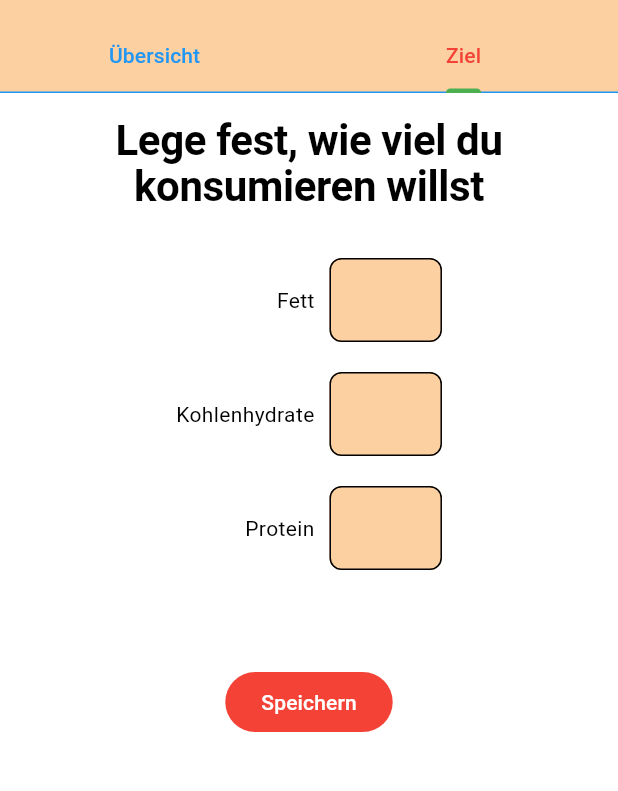
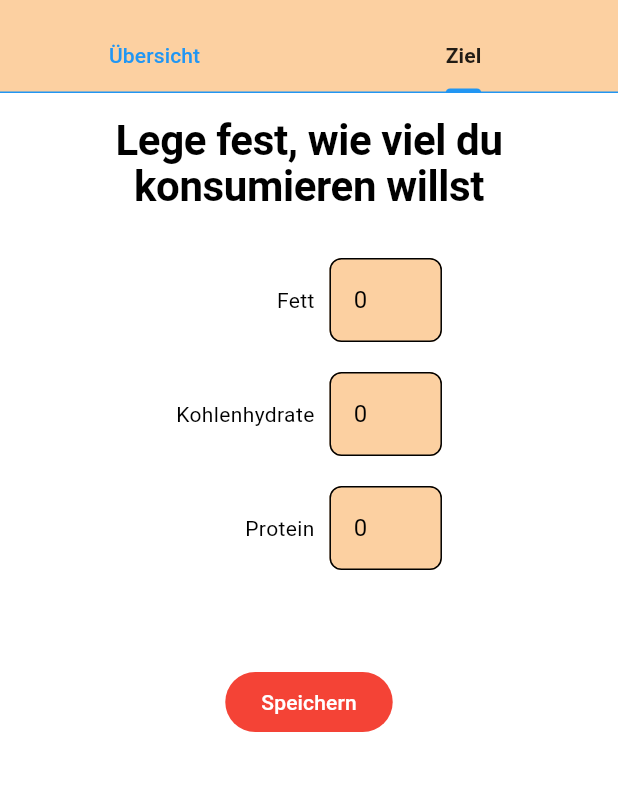
Before and after one commit to Arif043/Meal-Tracker, a Flutter app: the screen it shows after launch, on a phone screen of 412 x 824 dp, the part 63-854 px from its top. Run offline on Flutter 3.47's test engine with Material 3 defaults, Android fonts, the phone set to English and light mode, and no system bars; our stand-ins replace bloc, bloc_concurrency, flutter_bloc, flutter_secure_storage, get_it, isar and 3 more; accounts and stored records are empty; generated files the repository leaves out were written again; Roboto replaces fonts that are missing (Rubik).

Commit message:
changed theme and some other stuff

```diff
--- a/lib/application/home/add/add_state.dart
+++ b/lib/application/home/add/add_state.dart
@@ -8,7 +8,9 @@ sealed class AddState {
 
 final class AddInitial extends AddState {}
 final class AddShowRecommendation extends AddState {}
-final class AddLoading extends AddState {}
+final class AddLoading extends AddState {
+  AddLoading({required super.searchInput});
+}
 final class AddShowDetails extends AddState {
   final List<Food> requestedFoods;
   final int index;
@@ -33,6 +35,7 @@ final class AddError extends AddState {
 
   const AddError({
     required this.failure,
+    required super.searchInput
   });
 
 }
--- a/lib/application/target/target_event.dart
+++ b/lib/application/target/target_event.dart
@@ -6,7 +6,7 @@ sealed class TargetEvent {
 }
 
 final class TargetValuesUpdated extends TargetEvent{
-  final double fat, carbs, protein;
+  final int fat, carbs, protein;
 
   const TargetValuesUpdated({
     required this.fat,
--- a/lib/application/target/target_state.dart
+++ b/lib/application/target/target_state.dart
@@ -1,7 +1,7 @@
 part of 'target_bloc.dart';
 
 class TargetState {
-  final double fat, carbs, protein;
+  final int fat, carbs, protein;
 
   const TargetState({
     required this.fat,
--- a/lib/domain/failures/failures.dart
+++ b/lib/domain/failures/failures.dart
@@ -6,7 +6,7 @@ class ProductFailure extends Failure{
 }
 class ServerFailure extends Failure {
   @override
-  String toString() => 'Verbindung wurder unterbrochen';
+  String toString() => 'Verbindung wurde unterbrochen';
 }
 class GeneralFailure extends Failure{
   @override
--- a/lib/presentation/core/theme.dart
+++ b/lib/presentation/core/theme.dart
@@ -75,8 +75,8 @@ final InputDecorationTheme inputDecorationTheme = InputDecorationTheme(
 
 final TabBarThemeData lightTabBarTheme = TabBarThemeData(
   dividerColor: Colors.blue,
-  indicatorColor: Colors.green,
-  labelStyle: lightBodyText,
+  indicatorColor: Colors.blue,
+  labelStyle: lightBodyText.copyWith(color: Colors.black87, fontWeight: FontWeight.bold),
   unselectedLabelStyle: TextStyle(color: Colors.blue),
 );
 
--- a/lib/presentation/overview_without_target.dart
+++ b/lib/presentation/overview_without_target.dart
@@ -41,19 +41,19 @@ class OverviewWithoutTarget extends StatelessWidget {
                             style: lightHeadingText.copyWith(
                               color: containerTextColorLight,
                             ),
-                            "Kohlenhydrate ${pretty(carbs)}g${state.carbs != 0 ? ' / ${pretty(state.carbs)}g' : ''}",
+                            "Kohlenhydrate ${pretty(carbs)}g${state.carbs != 0 ? ' / ${state.carbs}g' : ''}",
                           ),
                           Text(
                             style: lightHeadingText.copyWith(
                               color: containerTextColorLight,
                             ),
-                            "Fett ${pretty(fat)}g${state.fat != 0 ? ' / ${pretty(state.fat)}g' : ''}",
+                            "Fett ${pretty(fat)}g${state.fat != 0 ? ' / ${state.fat}g' : ''}",
                           ),
                           Text(
                             style: lightHeadingText.copyWith(
                               color: containerTextColorLight,
                             ),
-                            "Protein ${pretty(protein)}g${state.protein != 0 ? ' / ${pretty(state.protein)}g' : ''}",
+                            "Protein ${pretty(protein)}g${state.protein != 0 ? ' / ${state.protein}g' : ''}",
                           ),
                         ],
                       );
--- a/lib/presentation/search_dialog.dart
+++ b/lib/presentation/search_dialog.dart
@@ -163,6 +163,8 @@ class _SearchDialogState extends State<SearchDialog> {
                 mainAxisAlignment: MainAxisAlignment.center,
                 mainAxisSize: MainAxisSize.min,
                 children: [
+                  _searchField(context, state.searchInput),
+                  SizedBox(height: 10,),
                   const Icon(Icons.error, size: 40, color: Colors.redAccent),
                   const SizedBox(height: 20),
                   Text(
--- a/lib/presentation/target_page.dart
+++ b/lib/presentation/target_page.dart
@@ -17,9 +17,13 @@ class _TargetPageState extends State<TargetPage> {
   @override
   void initState() {
     super.initState();
-    _fatCtr = TextEditingController();
-    _proteinCtr = TextEditingController();
-    _carbsCtr = TextEditingController();
+    final state = context.read<TargetBloc>().state;
+    final fat = state.fat;
+    final carbs = state.carbs;
+    final protein = state.protein;
+    _fatCtr = TextEditingController(text: fat.toString());
+    _proteinCtr = TextEditingController(text: protein.toString());
+    _carbsCtr = TextEditingController(text: carbs.toString());
   }
 
   @override
@@ -87,9 +91,9 @@ class _TargetPageState extends State<TargetPage> {
               onPressed: () {
                 context.read<TargetBloc>().add(
                   TargetValuesUpdated(
-                    fat: double.parse(_fatCtr.text),
-                    carbs: double.parse(_carbsCtr.text),
-                    protein: double.parse(_proteinCtr.text),
+                    fat: int.parse(_fatCtr.text),
+                    carbs: int.parse(_carbsCtr.text),
+                    protein: int.parse(_proteinCtr.text),
                   ),
                 );
                 ScaffoldMessenger.of(context).showSnackBar(SnackBar(content: Text("Ziel gespeichert"), backgroundColor: lightSuccess,));
```
Also changed, not shown: lib/application/home/add/add_bloc.dart (+10 -10 lines), lib/infrastructure/service/open_food_facts_api.dart (+5 -13 lines), lib/infrastructure/service/sp_service.dart (+6 -6 lines), 2 other files.
